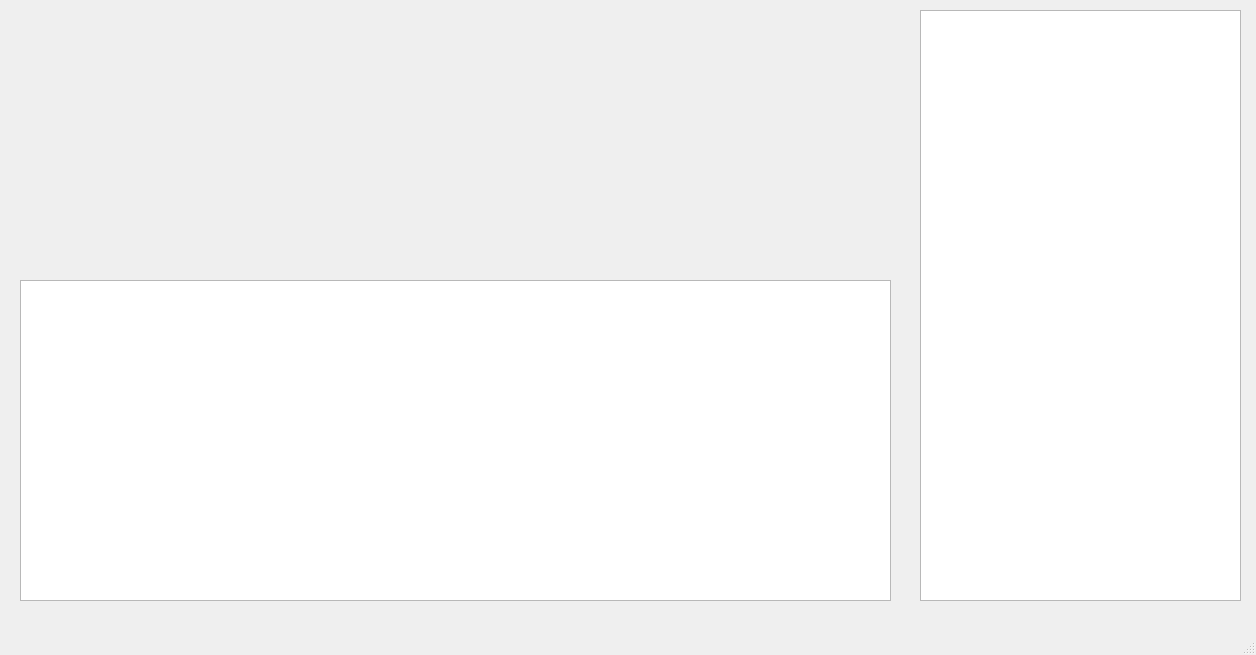
First picture: the form in src/GUI/VLQRISC.ui, repository jm0rt1/VLQRISC-Simulator, before the edit.
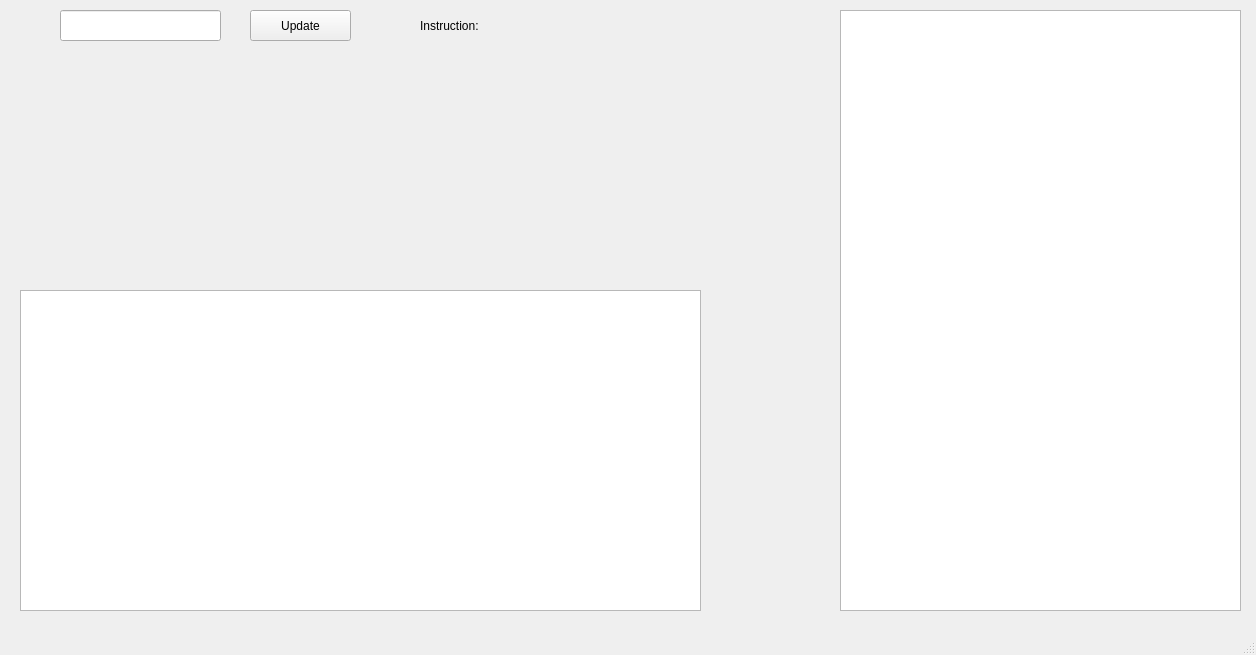
Second picture: the form after the edit.

```diff
--- a/src/GUI/VLQRISC.ui
+++ b/src/GUI/VLQRISC.ui
@@ -17,10 +17,10 @@
    <widget class="QTableView" name="reg_table">
     <property name="geometry">
      <rect>
-      <x>920</x>
+      <x>840</x>
       <y>10</y>
-      <width>321</width>
-      <height>591</height>
+      <width>401</width>
+      <height>601</height>
      </rect>
     </property>
    </widget>
@@ -28,11 +28,66 @@
     <property name="geometry">
      <rect>
       <x>20</x>
-      <y>280</y>
-      <width>871</width>
+      <y>290</y>
+      <width>681</width>
       <height>321</height>
      </rect>
     </property>
+    <property name="cursor" stdset="0">
+     <cursorShape>CrossCursor</cursorShape>
+    </property>
+   </widget>
+   <widget class="QPushButton" name="update_reg_tbl_btn">
+    <property name="geometry">
+     <rect>
+      <x>250</x>
+      <y>10</y>
+      <width>101</width>
+      <height>31</height>
+     </rect>
+    </property>
+    <property name="text">
+     <string>Update</string>
+    </property>
+   </widget>
+   <widget class="QLineEdit" name="command_entry">
+    <property name="geometry">
+     <rect>
+      <x>60</x>
+      <y>10</y>
+      <width>161</width>
+      <height>31</height>
+     </rect>
+    </property>
+   </widget>
+   <widget class="QLabel" name="label">
+    <property name="geometry">
+     <rect>
+      <x>420</x>
+      <y>10</y>
+      <width>71</width>
+      <height>31</height>
+     </rect>
+    </property>
+    <property name="text">
+     <string>Instruction:</string>
+    </property>
+   </widget>
+   <widget class="QLabel" name="instruction_output_lbl">
+    <property name="geometry">
+     <rect>
+      <x>500</x>
+      <y>10</y>
+      <width>281</width>
+      <height>31</height>
+     </rect>
+    </property>
+    <property name="autoFillBackground">
+     <bool>true</bool>
+    </property>
+    <property name="text">
+     <string/>
+    </property>
    </widget>
   </widget>
   <widget class="QMenuBar" name="menubar">
```
Left out of the diff: 8 changed lines with no effect on the pictures.
